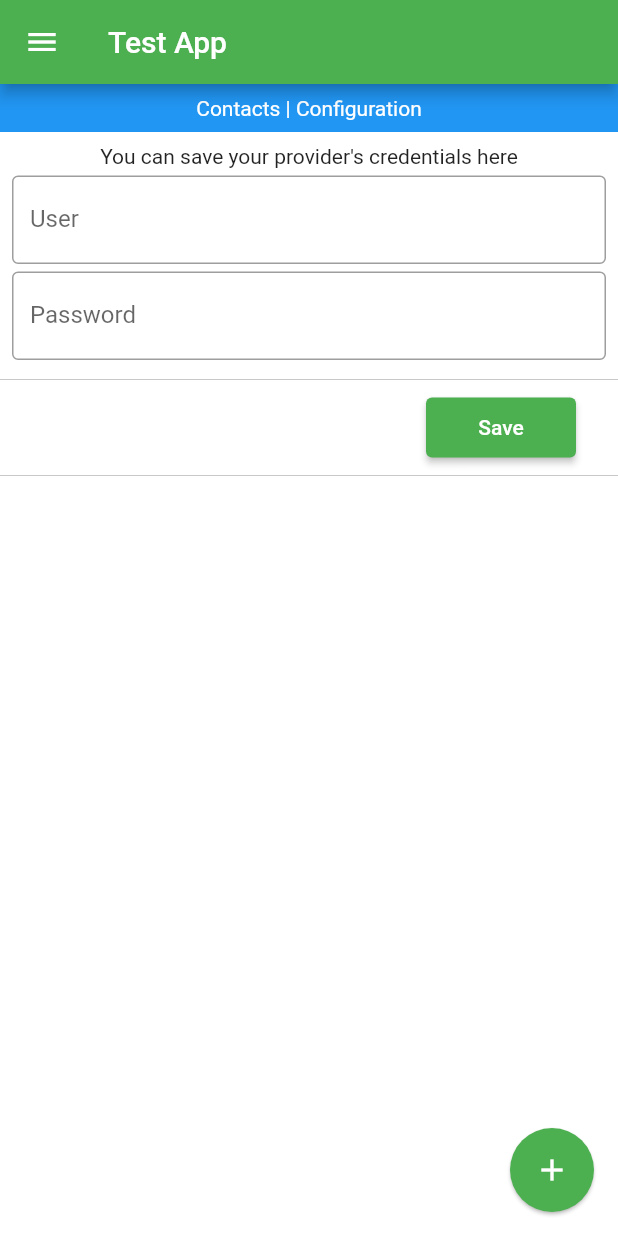
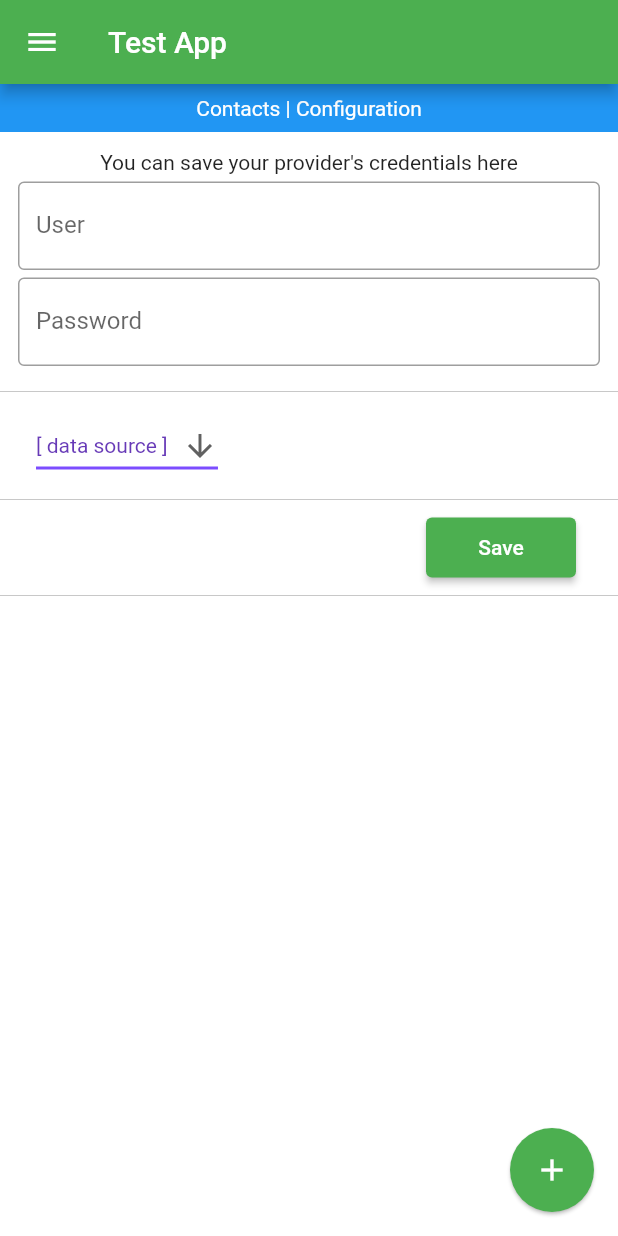
Before and after one commit to rajeendra/androidflutterfirst, a Flutter app: the screen it shows after launch, in the side drawer, after a tap on "Configuration", on a phone screen of 412 x 824 dp. Run offline on Flutter 3.47's test engine with Material 2 defaults, Android fonts, the phone set to English and light mode, and no system bars; our stand-ins replace camera, carousel_slider, google_maps_flutter, google_sign_in, image_picker, shared_preferences and 1 more; missing offline and left inert: flutter_braintree, mongo_dart.

Commit message:
1./ Added drop down to select datasource at configuration screen 2./ New widget, Star rating added 3./ New dart file added to maintain the master data of the app

```diff
--- a/lib/app_home.dart
+++ b/lib/app_home.dart
@@ -20,6 +20,7 @@ import 'package:androidflutterfirst/camera_image_picker.dart' as cam;
 // Custom widgets
 import 'package:androidflutterfirst/app_widget.dart' as cw;
 import 'package:androidflutterfirst/app_widget_icon_favorite.dart' as cw;
+import 'package:androidflutterfirst/app_widget_rating.dart' as cw;
 import 'package:androidflutterfirst/app_widget_button.dart' as cw;
 import 'package:androidflutterfirst/app_widget_container_broadcaster_subscriber.dart' as cw;
 // Test
@@ -28,6 +29,7 @@ import 'package:androidflutterfirst/test/test_data.dart' as data;
 // App
 import 'package:androidflutterfirst/app_util.dart' as util;
 import 'package:androidflutterfirst/app_model.dart' as model;
+import 'package:androidflutterfirst/app_data.dart' as data;
 import 'package:androidflutterfirst/app_constants.dart' as constants;
 // App person
 import 'package:androidflutterfirst/person/person.dart' as person;
@@ -1244,6 +1246,7 @@ class _HomePageState extends State<HomePage>{
           },
         ),
         cw.PlusMinusButton(),
+        cw.RatingWidget(),
         Expanded(
           child: Container(
             color: Colors.white,
@@ -1277,6 +1280,13 @@ class _HomePageState extends State<HomePage>{
   final txtUserController  = TextEditingController();
   final txtPassController = TextEditingController();
 
+  final List<String> list = <String>[
+    data.SL_KEY_DEFAULT,
+    data.dataSourceList[0]["value"],
+    data.dataSourceList[1]["value"]
+  ];
+  String dropdownValue=data.SL_KEY_DEFAULT;
+
   Future<void> _app_contact_config_show() async {
     await _app_contact_getCredentials();
     setState(() {
@@ -1292,6 +1302,12 @@ class _HomePageState extends State<HomePage>{
     }
     txtUserController.text = appContactConfiguration.user ?? '';
     txtPassController.text = appContactConfiguration.password ?? '';
+    final ddValue = data.getKeyByValue(
+        data.MAP_SL_KEY_KEY,
+        appContactConfiguration.dataSource ?? '',
+        data.MAP_SL_KEY_VAL,
+        data.dataSourceList);
+    dropdownValue = ddValue!=''?ddValue:data.SL_KEY_DEFAULT;
   }
 
   Widget _app_contact_config() {
@@ -1304,7 +1320,7 @@ class _HomePageState extends State<HomePage>{
         children: <Widget>[
           _buildHeader('Contacts | Configuration'),
           Container(
-            padding: const EdgeInsets.all(8.0),
+            padding: const EdgeInsets.all(12.0),
             color: Colors.white,
             alignment: Alignment.center,
             child:
@@ -1343,7 +1359,37 @@ class _HomePageState extends State<HomePage>{
             ),
 
           ),
-
+          Container(
+            padding: const EdgeInsets.all(12.0),
+            color: Colors.white,
+            alignment: Alignment.center,
+            child: Row( mainAxisAlignment: MainAxisAlignment.start,
+                children: <Widget>[
+                  const SizedBox(width: 12),
+                  DropdownButton<String>(
+                    value: dropdownValue,
+                    icon: const Icon(Icons.arrow_downward),
+                    elevation: 16,
+                    style: const TextStyle(color: Colors.deepPurple),
+                    underline: Container(
+                      height: 2,
+                      color: Colors.deepPurpleAccent,
+                    ),
+                    onChanged: (String? value) {
+                      // This is called when the user selects an item.
+                      setState(() {
+                        dropdownValue = value!;
+                      });
+                    },
+                    items: list.map<DropdownMenuItem<String>>((String value) {
+                      return DropdownMenuItem<String>(
+                        value: value,
+                        child: Text(value),
+                      );
+                    }).toList(),
+                  ),
+                ]),
+          ),
           Container(
             padding: const EdgeInsets.all(8.0),
             color: Colors.white,
@@ -1398,8 +1444,17 @@ class _HomePageState extends State<HomePage>{
       return;
     }
 
+    final dropdownValueKey = data.getKeyByValue(
+        data.MAP_SL_KEY_VAL,
+        dropdownValue,
+        data.MAP_SL_KEY_KEY,
+        data.dataSourceList
+    );
+
     model.AppConfiguration appConfiguration = model.AppConfiguration(
-      user: txtUserController.text, password: txtPassController.text
+        user: txtUserController.text,
+        password: txtPassController.text,
+        dataSource: dropdownValueKey
     );
 
     try {
--- a/lib/app_model.dart
+++ b/lib/app_model.dart
@@ -4,18 +4,21 @@ class AppConfiguration{
   String? user = '<user>';
   String? password = '<password>';
   String? apiKey = '<API-KEY>';
+  String? dataSource = '<DS>';
 
-  AppConfiguration({this.user,this.password, this.apiKey});
+  AppConfiguration({this.user,this.password, this.apiKey, this.dataSource});
 
   AppConfiguration.fromJson(Map<String, dynamic> jsonMap)
       : user = jsonMap['user'],
         password = jsonMap['password'],
-        apiKey = jsonMap['apiKey'];
+        apiKey = jsonMap['apiKey'],
+        dataSource = jsonMap['dataSource'];
 
   Map<String, dynamic> toJson() => {
     'user': user,
     'password': password,
     'apiKey': apiKey,
+    'dataSource': dataSource,
   };
 }
 
--- a/lib/app_widget_icon_favorite.dart
+++ b/lib/app_widget_icon_favorite.dart
@@ -22,9 +22,9 @@ class _FavoriteWidgetState extends State<FavoriteWidget> {
               padding: const EdgeInsets.all(0),
               alignment: Alignment.centerRight,
               icon: (_isFavorited
-                  ? const Icon(Icons.star)
-                  : const Icon(Icons.star_border)),
-              color: Colors.red[500],
+                  ? const Icon(Icons.thumb_up)
+                  : const Icon(Icons.thumb_up_outlined)),
+              color: Colors.blue,
               onPressed: _toggleFavorite,
             ),
           ),
```
Also changed, not shown: 2 other files.
